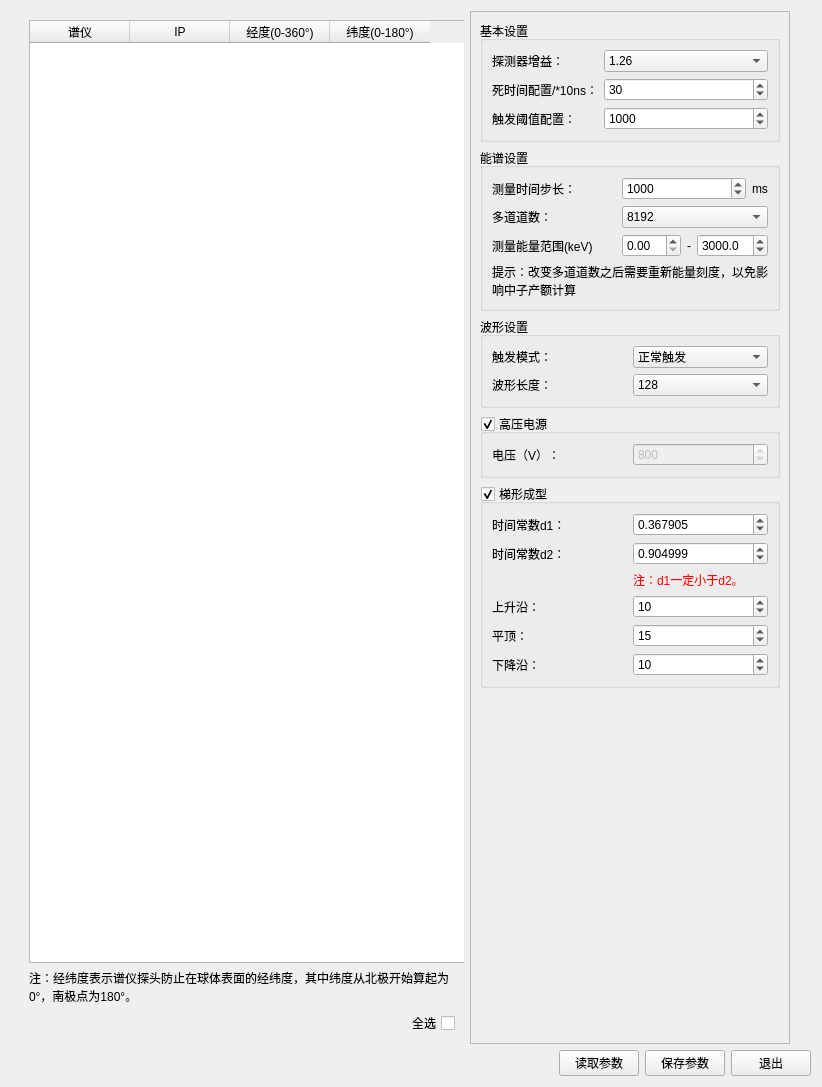
Before: the Qt Designer form detsettingwindow.ui in MrXiaomao/HXR_Detector, drawn with Qt 5.
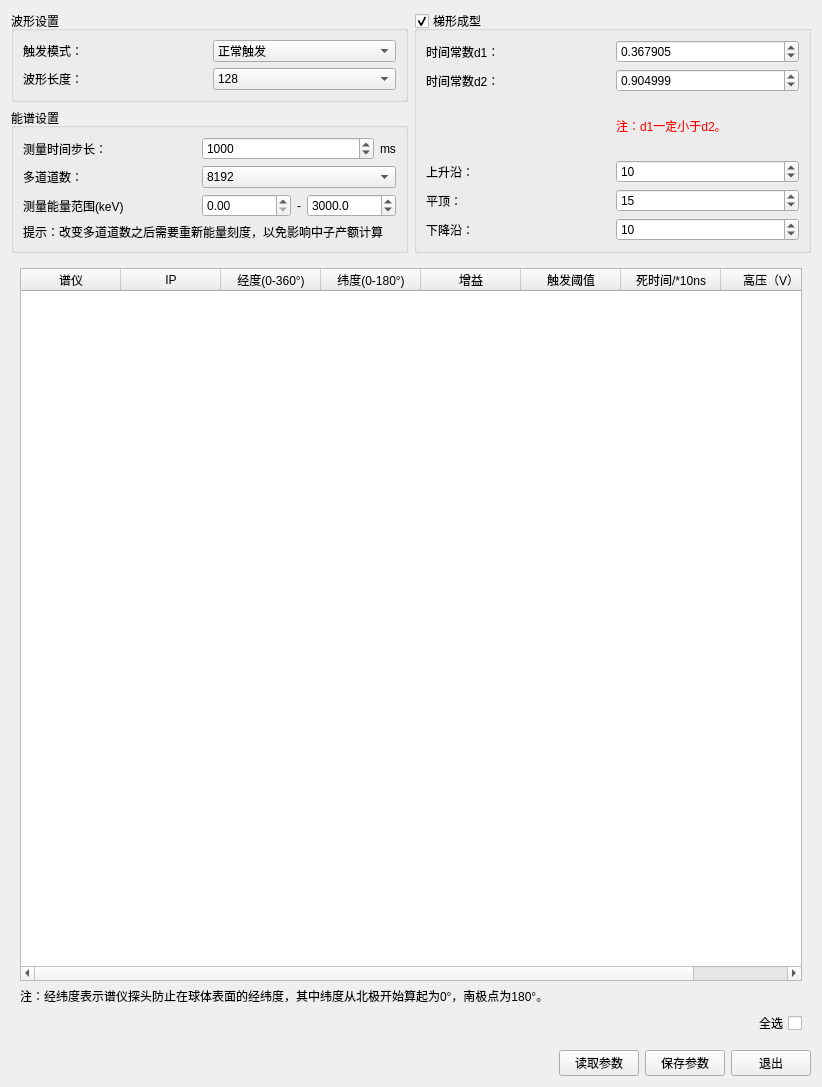
After: the same form once the commit is applied.

Commit message: 将探测器参数配置中，探测器增益、阈值、高压值、死时间放在表格中，其他参数所有探测器共用相同参数。

```diff
--- a/detsettingwindow.ui
+++ b/detsettingwindow.ui
@@ -13,172 +13,10 @@
   <property name="windowTitle">
    <string>探测器参数配置</string>
   </property>
-  <layout class="QGridLayout" name="gridLayout_6" columnstretch="2,0,0">
-   <item row="1" column="0" colspan="3">
-    <widget class="QWidget" name="widget" native="true">
-     <property name="sizePolicy">
-      <sizepolicy hsizetype="Preferred" vsizetype="Fixed">
-       <horstretch>0</horstretch>
-       <verstretch>0</verstretch>
-      </sizepolicy>
-     </property>
-     <layout class="QHBoxLayout" name="horizontalLayout_3">
-      <property name="leftMargin">
-       <number>0</number>
-      </property>
-      <property name="topMargin">
-       <number>0</number>
-      </property>
-      <property name="rightMargin">
-       <number>0</number>
-      </property>
-      <property name="bottomMargin">
-       <number>0</number>
-      </property>
+  <layout class="QVBoxLayout" name="verticalLayout_2">
       <item>
-       <spacer name="horizontalSpacer">
-        <property name="orientation">
-         <enum>Qt::Horizontal</enum>
-        </property>
-        <property name="sizeHint" stdset="0">
-         <size>
-          <width>40</width>
-          <height>20</height>
-         </size>
-        </property>
-       </spacer>
-      </item>
-      <item>
-       <widget class="QPushButton" name="pushButton_read">
-        <property name="text">
-         <string>读取参数</string>
-        </property>
-       </widget>
-      </item>
-      <item>
-       <widget class="QPushButton" name="pushButton_save">
-        <property name="text">
-         <string>保存参数</string>
-        </property>
-       </widget>
-      </item>
-      <item>
-       <widget class="QPushButton" name="pushButton_cancel">
-        <property name="text">
-         <string>退出</string>
-        </property>
-       </widget>
-      </item>
-     </layout>
-    </widget>
-   </item>
-   <item row="0" column="0">
-    <widget class="QWidget" name="widget_6" native="true">
-     <property name="minimumSize">
-      <size>
-       <width>0</width>
-       <height>200</height>
-      </size>
-     </property>
-     <layout class="QHBoxLayout" name="horizontalLayout_7">
-      <property name="topMargin">
-       <number>0</number>
-      </property>
-      <property name="bottomMargin">
-       <number>0</number>
-      </property>
-      <item>
-       <widget class="QWidget" name="widget_2" native="true">
-        <property name="sizePolicy">
-         <sizepolicy hsizetype="Minimum" vsizetype="Preferred">
-          <horstretch>0</horstretch>
-          <verstretch>0</verstretch>
-         </sizepolicy>
-        </property>
-        <property name="minimumSize">
-         <size>
-          <width>350</width>
-          <height>50</height>
-         </size>
-        </property>
-        <layout class="QVBoxLayout" name="verticalLayout_3">
-         <item>
-          <widget class="QTableWidget" name="tableWidget">
-           <property name="sizePolicy">
-            <sizepolicy hsizetype="Minimum" vsizetype="Expanding">
-             <horstretch>0</horstretch>
-             <verstretch>0</verstretch>
-            </sizepolicy>
-           </property>
-           <property name="minimumSize">
-            <size>
-             <width>450</width>
-             <height>0</height>
-            </size>
-           </property>
-           <property name="editTriggers">
-            <set>QAbstractItemView::AnyKeyPressed|QAbstractItemView::DoubleClicked|QAbstractItemView::EditKeyPressed|QAbstractItemView::SelectedClicked</set>
-           </property>
-           <property name="selectionBehavior">
-            <enum>QAbstractItemView::SelectRows</enum>
-           </property>
-           <attribute name="verticalHeaderVisible">
-            <bool>false</bool>
-           </attribute>
-           <column>
-            <property name="text">
-             <string>谱仪</string>
-            </property>
-           </column>
-           <column>
-            <property name="text">
-             <string>IP</string>
-            </property>
-           </column>
-           <column>
-            <property name="text">
-             <string>经度(0-360°)</string>
-            </property>
-           </column>
-           <column>
-            <property name="text">
-             <string>纬度(0-180°)</string>
-            </property>
-           </column>
-          </widget>
-         </item>
-         <item>
-          <widget class="QLabel" name="label_9">
-           <property name="text">
-            <string>注：经纬度表示谱仪探头防止在球体表面的经纬度，其中纬度从北极开始算起为0°，南极点为180°。</string>
-           </property>
-           <property name="wordWrap">
-            <bool>true</bool>
-           </property>
-          </widget>
-         </item>
-         <item>
-          <widget class="QCheckBox" name="checkBox_selectAll">
-           <property name="layoutDirection">
-            <enum>Qt::RightToLeft</enum>
-           </property>
-           <property name="text">
-            <string>全选</string>
-           </property>
-          </widget>
-         </item>
-        </layout>
-       </widget>
-      </item>
-      <item>
-       <widget class="QWidget" name="widget_4" native="true">
-        <property name="minimumSize">
-         <size>
-          <width>0</width>
-          <height>100</height>
-         </size>
-        </property>
-        <layout class="QHBoxLayout" name="horizontalLayout_5">
+    <widget class="QWidget" name="" native="true">
+     <layout class="QHBoxLayout" name="horizontalLayout">
          <property name="leftMargin">
           <number>0</number>
          </property>
@@ -192,86 +30,61 @@
           <number>0</number>
          </property>
          <item>
-          <widget class="QScrollArea" name="scrollArea">
-           <property name="sizePolicy">
-            <sizepolicy hsizetype="Minimum" vsizetype="Expanding">
-             <horstretch>0</horstretch>
-             <verstretch>0</verstretch>
-            </sizepolicy>
-           </property>
-           <property name="widgetResizable">
-            <bool>true</bool>
-           </property>
-           <widget class="QWidget" name="scrollAreaWidgetContents">
-            <property name="geometry">
-             <rect>
-              <x>0</x>
-              <y>0</y>
-              <width>298</width>
-              <height>1038</height>
-             </rect>
-            </property>
-            <property name="styleSheet">
-             <string notr="true"/>
-            </property>
+       <widget class="QWidget" name="" native="true">
             <layout class="QVBoxLayout" name="verticalLayout">
+         <property name="leftMargin">
+          <number>0</number>
+         </property>
+         <property name="topMargin">
+          <number>0</number>
+         </property>
+         <property name="rightMargin">
+          <number>0</number>
+         </property>
+         <property name="bottomMargin">
+          <number>0</number>
+         </property>
              <item>
-              <widget class="QGroupBox" name="groupBox_31">
+          <widget class="QGroupBox" name="groupBox_2">
                <property name="title">
-                <string>基本设置</string>
-               </property>
-               <layout class="QGridLayout" name="gridLayout_2">
-                <item row="2" column="0">
-                 <widget class="QLabel" name="label_2">
+            <string>波形设置</string>
+           </property>
+           <layout class="QGridLayout" name="gridLayout">
+            <item row="0" column="0">
+             <widget class="QLabel" name="label_14">
                   <property name="text">
-                   <string>死时间配置/*10ns：</string>
+               <string>触发模式：</string>
                   </property>
                  </widget>
                 </item>
-                <item row="3" column="0">
-                 <widget class="QLabel" name="label_3">
-                  <property name="text">
-                   <string>触发阈值配置：</string>
-                  </property>
-                 </widget>
-                </item>
-                <item row="3" column="1" colspan="2">
-                 <widget class="QSpinBox" name="spinBox_triggerThold">
-                  <property name="maximum">
-                   <number>65535</number>
-                  </property>
-                  <property name="singleStep">
+            <item row="0" column="1">
+             <widget class="QComboBox" name="comboBox_waveformTriggerMode">
+              <property name="currentIndex">
                    <number>1</number>
                   </property>
-                  <property name="value">
-                   <number>1000</number>
-                  </property>
+              <item>
+               <property name="text">
+                <string>定时触发</string>
+               </property>
+              </item>
+              <item>
+               <property name="text">
+                <string>正常触发</string>
+               </property>
+              </item>
                  </widget>
                 </item>
                 <item row="1" column="0">
-                 <widget class="QLabel" name="label">
+             <widget class="QLabel" name="label_22">
                   <property name="text">
-                   <string>探测器增益：</string>
+               <string>波形长度：</string>
                   </property>
                  </widget>
                 </item>
-                <item row="2" column="1" colspan="2">
-                 <widget class="QSpinBox" name="spinBox_deathTime">
-                  <property name="minimum">
-                   <number>0</number>
-                  </property>
-                  <property name="maximum">
-                   <number>65535</number>
-                  </property>
-                  <property name="value">
-                   <number>30</number>
-                  </property>
-                 </widget>
-                </item>
-                <item row="1" column="1" colspan="2">
-                 <widget class="QComboBox" name="comboBox_gain">
+            <item row="1" column="1">
+             <widget class="QComboBox" name="comboBox_waveformLength">
                   <property name="currentIndex">
-                   <number>4</number>
+               <number>1</number>
                   </property>
                   <item>
                    <property name="text">
@@ -280,7 +93,7 @@
                   </item>
                   <item>
                    <property name="text">
-                    <string>0.16</string>
+                <string>128</string>
                    </property>
                   </item>
                   <item>
@@ -290,27 +103,7 @@
                   </item>
                   <item>
                    <property name="text">
-                    <string>0.63</string>
-                   </property>
-                  </item>
-                  <item>
-                   <property name="text">
-                    <string>1.26</string>
-                   </property>
-                  </item>
-                  <item>
-                   <property name="text">
-                    <string>2.52</string>
-                   </property>
-                  </item>
-                  <item>
-                   <property name="text">
-                    <string>5.01</string>
-                   </property>
-                  </item>
-                  <item>
-                   <property name="text">
-                    <string>10.0</string>
+                <string>512</string>
                    </property>
                   </item>
                  </widget>
@@ -470,105 +263,6 @@
                </layout>
               </widget>
              </item>
-             <item>
-              <widget class="QGroupBox" name="groupBox_2">
-               <property name="title">
-                <string>波形设置</string>
-               </property>
-               <layout class="QGridLayout" name="gridLayout">
-                <item row="0" column="0">
-                 <widget class="QLabel" name="label_14">
-                  <property name="text">
-                   <string>触发模式：</string>
-                  </property>
-                 </widget>
-                </item>
-                <item row="0" column="1">
-                 <widget class="QComboBox" name="comboBox_waveformTriggerMode">
-                  <property name="currentIndex">
-                   <number>1</number>
-                  </property>
-                  <item>
-                   <property name="text">
-                    <string>定时触发</string>
-                   </property>
-                  </item>
-                  <item>
-                   <property name="text">
-                    <string>正常触发</string>
-                   </property>
-                  </item>
-                 </widget>
-                </item>
-                <item row="1" column="0">
-                 <widget class="QLabel" name="label_22">
-                  <property name="text">
-                   <string>波形长度：</string>
-                  </property>
-                 </widget>
-                </item>
-                <item row="1" column="1">
-                 <widget class="QComboBox" name="comboBox_waveformLength">
-                  <property name="currentIndex">
-                   <number>1</number>
-                  </property>
-                  <item>
-                   <property name="text">
-                    <string>64</string>
-                   </property>
-                  </item>
-                  <item>
-                   <property name="text">
-                    <string>128</string>
-                   </property>
-                  </item>
-                  <item>
-                   <property name="text">
-                    <string>256</string>
-                   </property>
-                  </item>
-                  <item>
-                   <property name="text">
-                    <string>512</string>
-                   </property>
-                  </item>
-                 </widget>
-                </item>
-               </layout>
-              </widget>
-             </item>
-             <item>
-              <widget class="QGroupBox" name="highVoltageEnable">
-               <property name="title">
-                <string>高压电源</string>
-               </property>
-               <property name="checkable">
-                <bool>true</bool>
-               </property>
-               <layout class="QHBoxLayout" name="horizontalLayout">
-                <item>
-                 <widget class="QLabel" name="label_15">
-                  <property name="text">
-                   <string>电压（V）：</string>
-                  </property>
-                 </widget>
-                </item>
-                <item>
-                 <widget class="QSpinBox" name="spinBox_highVoltageOutLevel">
-                  <property name="enabled">
-                   <bool>false</bool>
-                  </property>
-                  <property name="maximum">
-                   <number>1000</number>
-                  </property>
-                  <property name="singleStep">
-                   <number>1</number>
-                  </property>
-                  <property name="value">
-                   <number>800</number>
-                  </property>
-                 </widget>
-                </item>
                </layout>
               </widget>
              </item>
@@ -685,24 +379,165 @@
                </layout>
               </widget>
              </item>
+     </layout>
+    </widget>
+   </item>
              <item>
-              <spacer name="verticalSpacer">
+    <widget class="QWidget" name="widget_2" native="true">
+     <property name="sizePolicy">
+      <sizepolicy hsizetype="Minimum" vsizetype="Preferred">
+       <horstretch>0</horstretch>
+       <verstretch>0</verstretch>
+      </sizepolicy>
+     </property>
+     <property name="minimumSize">
+      <size>
+       <width>350</width>
+       <height>50</height>
+      </size>
+     </property>
+     <layout class="QVBoxLayout" name="verticalLayout_3">
+      <item>
+       <widget class="QTableWidget" name="tableWidget">
+        <property name="sizePolicy">
+         <sizepolicy hsizetype="Minimum" vsizetype="Expanding">
+          <horstretch>0</horstretch>
+          <verstretch>0</verstretch>
+         </sizepolicy>
+        </property>
+        <property name="minimumSize">
+         <size>
+          <width>450</width>
+          <height>0</height>
+         </size>
+        </property>
+        <property name="editTriggers">
+         <set>QAbstractItemView::AnyKeyPressed|QAbstractItemView::DoubleClicked|QAbstractItemView::EditKeyPressed|QAbstractItemView::SelectedClicked</set>
+        </property>
+        <property name="selectionBehavior">
+         <enum>QAbstractItemView::SelectRows</enum>
+        </property>
+        <attribute name="verticalHeaderVisible">
+         <bool>false</bool>
+        </attribute>
+        <column>
+         <property name="text">
+          <string>谱仪</string>
+         </property>
+        </column>
+        <column>
+         <property name="text">
+          <string>IP</string>
+         </property>
+        </column>
+        <column>
+         <property name="text">
+          <string>经度(0-360°)</string>
+         </property>
+        </column>
+        <column>
+         <property name="text">
+          <string>纬度(0-180°)</string>
+         </property>
+        </column>
+        <column>
+         <property name="text">
+          <string>增益</string>
+         </property>
+        </column>
+        <column>
+         <property name="text">
+          <string>触发阈值</string>
+         </property>
+        </column>
+        <column>
+         <property name="text">
+          <string>死时间/*10ns</string>
+         </property>
+        </column>
+        <column>
+         <property name="text">
+          <string>高压（V）</string>
+         </property>
+        </column>
+       </widget>
+      </item>
+      <item>
+       <widget class="QLabel" name="label_9">
+        <property name="text">
+         <string>注：经纬度表示谱仪探头防止在球体表面的经纬度，其中纬度从北极开始算起为0°，南极点为180°。</string>
+        </property>
+        <property name="wordWrap">
+         <bool>true</bool>
+        </property>
+       </widget>
+      </item>
+      <item>
+       <widget class="QCheckBox" name="checkBox_selectAll">
+        <property name="layoutDirection">
+         <enum>Qt::RightToLeft</enum>
+        </property>
+        <property name="text">
+         <string>全选</string>
+        </property>
+       </widget>
+      </item>
+     </layout>
+    </widget>
+   </item>
+   <item>
+    <widget class="QWidget" name="widget" native="true">
+     <property name="sizePolicy">
+      <sizepolicy hsizetype="Preferred" vsizetype="Fixed">
+       <horstretch>0</horstretch>
+       <verstretch>0</verstretch>
+      </sizepolicy>
+     </property>
+     <layout class="QHBoxLayout" name="horizontalLayout_3">
+      <property name="leftMargin">
+       <number>0</number>
+      </property>
+      <property name="topMargin">
+       <number>0</number>
+      </property>
+      <property name="rightMargin">
+       <number>0</number>
+      </property>
+      <property name="bottomMargin">
+       <number>0</number>
+      </property>
+      <item>
+       <spacer name="horizontalSpacer">
                <property name="orientation">
-                <enum>Qt::Vertical</enum>
+         <enum>Qt::Horizontal</enum>
                </property>
                <property name="sizeHint" stdset="0">
                 <size>
-                 <width>20</width>
-                 <height>40</height>
+          <width>40</width>
+          <height>20</height>
                 </size>
                </property>
               </spacer>
              </item>
-            </layout>
-           </widget>
-          </widget>
-         </item>
-        </layout>
+      <item>
+       <widget class="QPushButton" name="pushButton_read">
+        <property name="text">
+         <string>读取参数</string>
+        </property>
+       </widget>
+      </item>
+      <item>
+       <widget class="QPushButton" name="pushButton_save">
+        <property name="text">
+         <string>保存参数</string>
+        </property>
+       </widget>
+      </item>
+      <item>
+       <widget class="QPushButton" name="pushButton_cancel">
+        <property name="text">
+         <string>退出</string>
+        </property>
        </widget>
       </item>
      </layout>
```
Left out of the diff: 4 changed lines with no effect on the pictures. Lines whose indentation alone changed are shown as unchanged. The commit also changes 3 other files.
